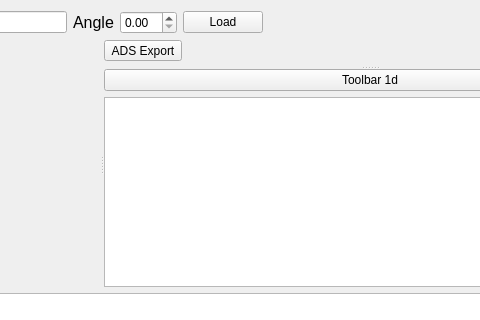
This is qt/scientific_interfaces/ISISReflectometry/GUI/Preview/PreviewWidget.ui in mantidproject/mantid as Qt 5 draws it before an edit; both pictures show x 353 to 833 and y 0 to 320 of the 1000 by 870 pixel window. The edited form follows.
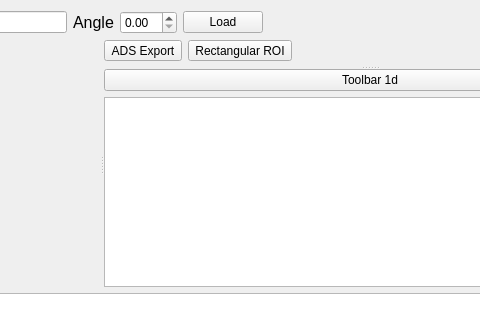
This is the edited form.

Commit message:
Add toolbar button for rectangular selection
Re #34170

Patch:
```diff
--- a/qt/scientific_interfaces/ISISReflectometry/GUI/Preview/PreviewWidget.ui
+++ b/qt/scientific_interfaces/ISISReflectometry/GUI/Preview/PreviewWidget.ui
@@ -169,6 +169,16 @@
             </property>
            </widget>
           </item>
+          <item>
+           <widget class="QToolButton" name="rs_rect_select_button">
+            <property name="toolTip">
+             <string>Select a rectangular region of interest</string>
+            </property>
+            <property name="text">
+             <string>Rectangular ROI</string>
+            </property>
+           </widget>
+          </item>
           <item>
            <spacer name="rs_toolbar_spacer">
             <property name="orientation">
```
The commit also changes 1 other file.
